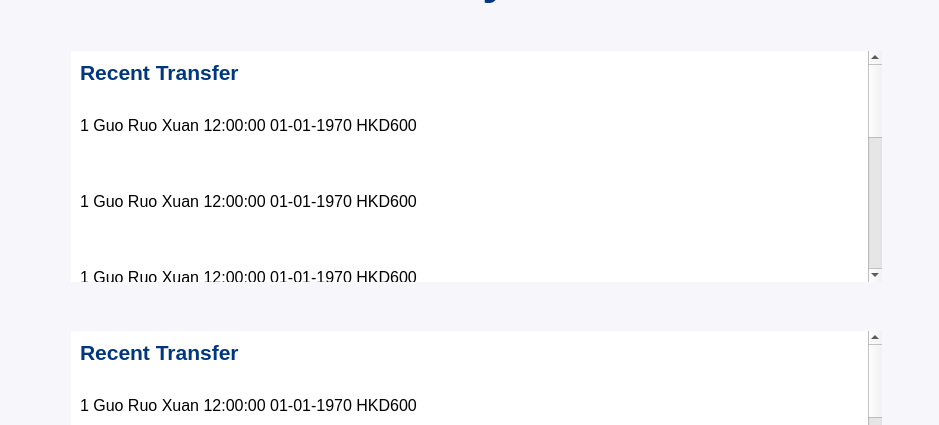
The window that transaction.ui (mintpancake/ikyc) describes before a commit, drawn with Qt 5; both pictures show x 129 to 1068 and y 89 to 514 of the 1200 by 800 pixel window.
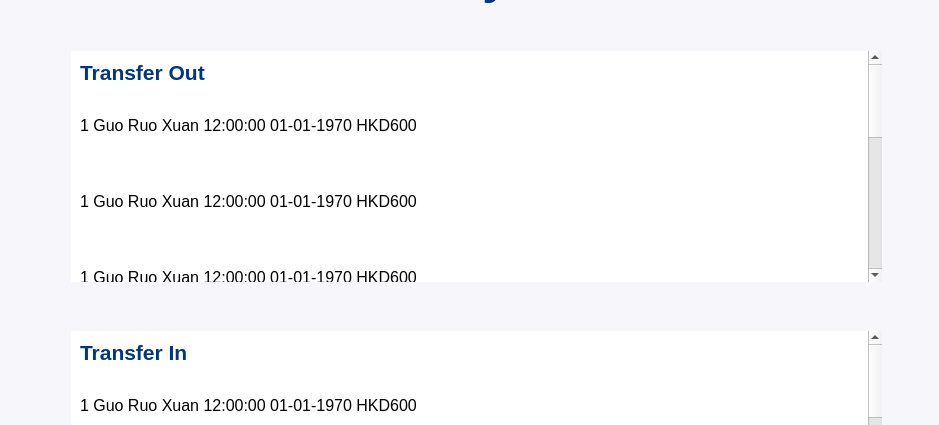
The same window after the commit. Icons and pictures are not drawn.

What changed in the file:
```diff
--- a/transaction.ui
+++ b/transaction.ui
@@ -609,7 +609,7 @@
       <rect>
        <x>0</x>
        <y>0</y>
-       <width>801</width>
+       <width>790</width>
        <height>675</height>
       </rect>
      </property>
@@ -628,7 +628,7 @@
          </font>
         </property>
         <property name="text">
-         <string>&lt;html&gt;&lt;head/&gt;&lt;body&gt;&lt;p&gt;&lt;span style=&quot; color:#003780;&quot;&gt;Recent Transfer&lt;/span&gt;&lt;/p&gt;&lt;/body&gt;&lt;/html&gt;</string>
+         <string>&lt;html&gt;&lt;head/&gt;&lt;body&gt;&lt;p&gt;&lt;span style=&quot; color:#003780;&quot;&gt;Transfer Out&lt;/span&gt;&lt;/p&gt;&lt;/body&gt;&lt;/html&gt;</string>
         </property>
         <property name="alignment">
          <set>Qt::AlignLeading|Qt::AlignLeft|Qt::AlignTop</set>
@@ -902,7 +902,7 @@
       <rect>
        <x>0</x>
        <y>0</y>
-       <width>801</width>
+       <width>790</width>
        <height>675</height>
       </rect>
      </property>
@@ -921,7 +921,7 @@
          </font>
         </property>
         <property name="text">
-         <string>&lt;html&gt;&lt;head/&gt;&lt;body&gt;&lt;p&gt;&lt;span style=&quot; color:#003780;&quot;&gt;Recent Transfer&lt;/span&gt;&lt;/p&gt;&lt;/body&gt;&lt;/html&gt;</string>
+         <string>&lt;html&gt;&lt;head/&gt;&lt;body&gt;&lt;p&gt;&lt;span style=&quot; color:#003780;&quot;&gt;Transfer In&lt;/span&gt;&lt;/p&gt;&lt;/body&gt;&lt;/html&gt;</string>
         </property>
         <property name="alignment">
          <set>Qt::AlignLeading|Qt::AlignLeft|Qt::AlignTop</set>
```
Left out of the diff: 16 changed lines with no effect on the pictures.
